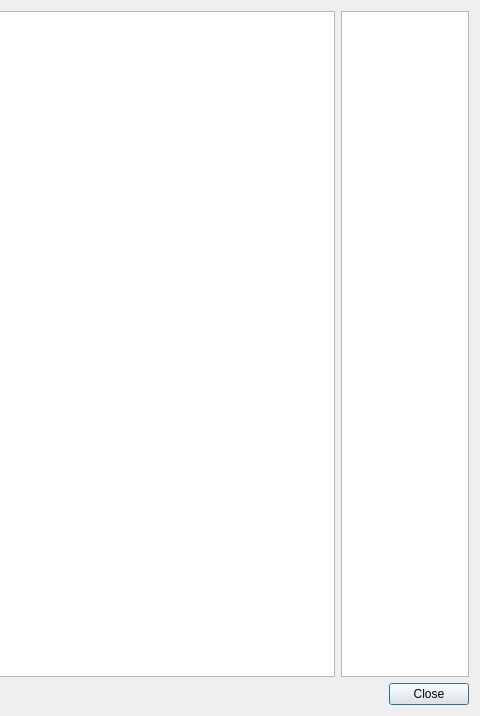
Old version of the form camtool/preview.ui in the repository steveicarus/camctl; both pictures show x 366 to 846 and y 0 to 716 of the 846 by 716 pixel window.
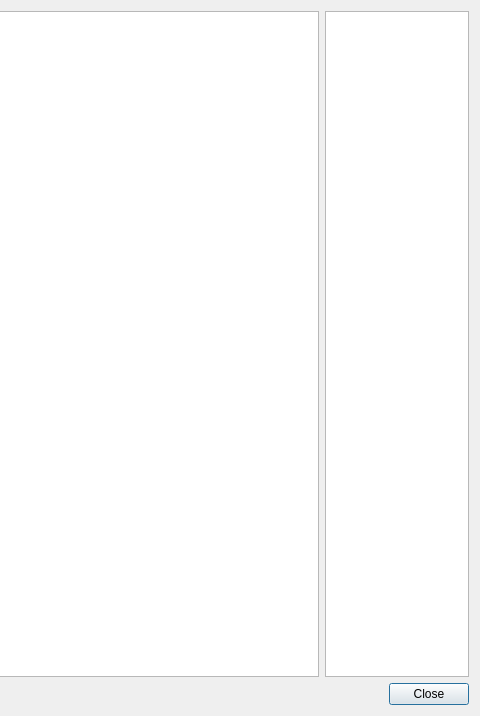
New version of the form.

Commit message:
Add color histogram display to the preview window.
Display linear R/G/B intensity histograms with the preview
image. Also, separate out the image processing functions
into a source file of their own.

Diff of the .ui file:
```diff
--- a/camtool/preview.ui
+++ b/camtool/preview.ui
@@ -17,6 +17,15 @@
     <layout class="QHBoxLayout" name="horizontalLayout" >
      <item>
       <widget class="QGraphicsView" name="preview_image" >
+       <property name="backgroundBrush" >
+        <brush brushstyle="SolidPattern" >
+         <color alpha="255" >
+          <red>0</red>
+          <green>0</green>
+          <blue>0</blue>
+         </color>
+        </brush>
+       </property>
        <property name="alignment" >
         <set>Qt::AlignLeading|Qt::AlignLeft|Qt::AlignTop</set>
        </property>
@@ -32,16 +41,31 @@
        </property>
        <property name="minimumSize" >
         <size>
-         <width>128</width>
+         <width>144</width>
          <height>0</height>
         </size>
        </property>
        <property name="maximumSize" >
         <size>
-         <width>128</width>
+         <width>144</width>
          <height>16777215</height>
         </size>
        </property>
+       <property name="horizontalScrollBarPolicy" >
+        <enum>Qt::ScrollBarAlwaysOff</enum>
+       </property>
+       <property name="backgroundBrush" >
+        <brush brushstyle="SolidPattern" >
+         <color alpha="255" >
+          <red>0</red>
+          <green>0</green>
+          <blue>0</blue>
+         </color>
+        </brush>
+       </property>
+       <property name="alignment" >
+        <set>Qt::AlignHCenter|Qt::AlignTop</set>
+       </property>
       </widget>
      </item>
     </layout>
```
The commit also changes 6 other files.
